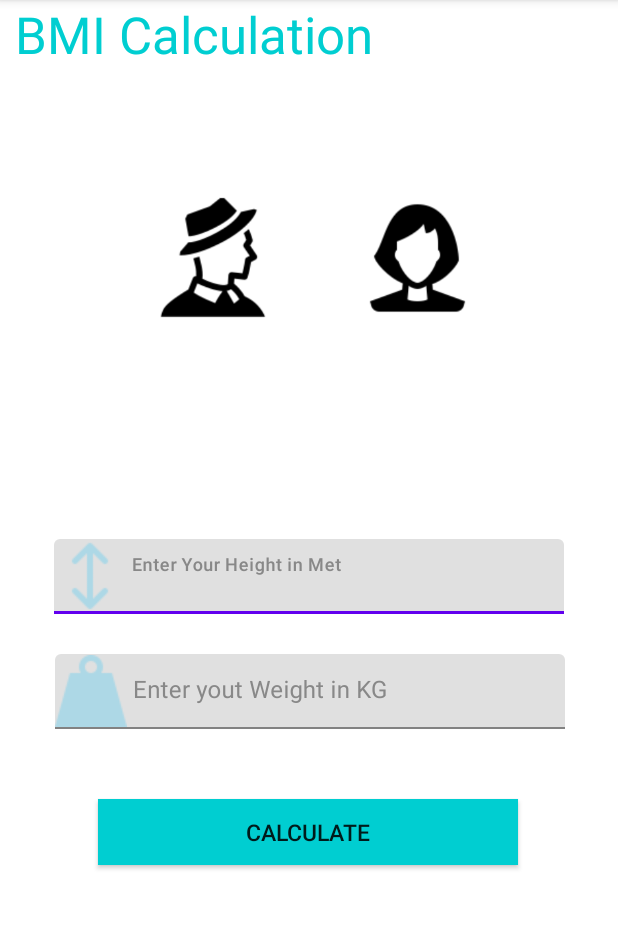
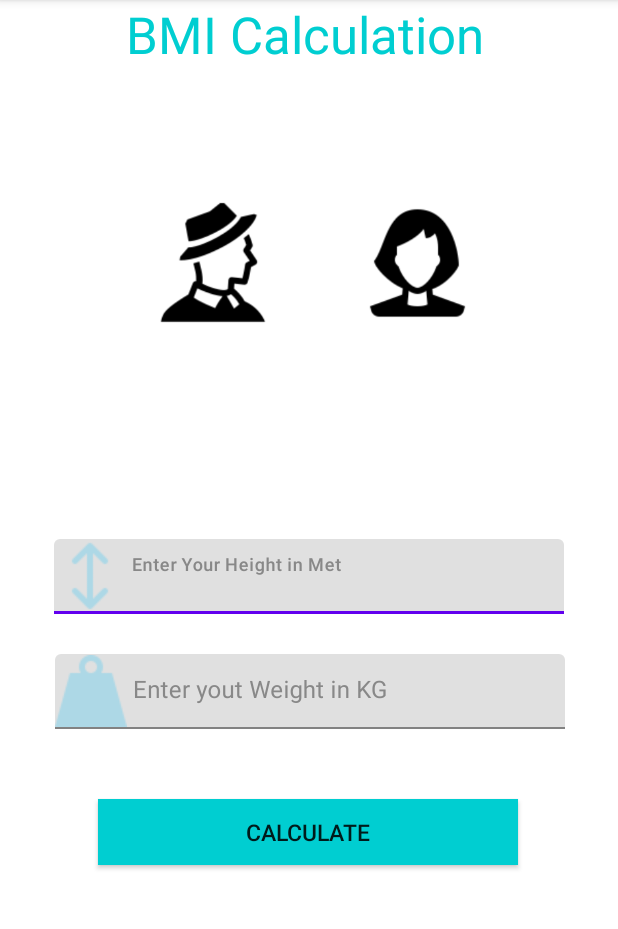
Before and after one commit to medhuuuu/FittTrade-A-fittness-app-where-user-can-trade-food-item-also, an Android app: the BMI_calculation screen opened directly, with no data from a screen before it, on a phone screen of 412 x 824 dp, the part 84-1013 px from its top. Run offline under Robolectric (Android 15) with nearby library versions, the light colour scheme and no system bars.

Commit message:
bmi wrong-- samin

```diff
--- a/app/src/main/res/layout/activity_bmi_calculation.xml
+++ b/app/src/main/res/layout/activity_bmi_calculation.xml
@@ -11,12 +11,13 @@
     <TextView
         android:id="@+id/textView2"
         style="@style/fontfamily"
-        android:layout_width="367dp"
-        android:layout_height="48dp"
+        android:layout_width="310dp"
+        android:layout_height="51dp"
+        android:layout_marginEnd="8dp"
         android:text="BMI Calculation"
         android:textSize="34sp"
-        tools:layout_editor_absoluteX="54dp"
-        tools:layout_editor_absoluteY="61dp" />
+        app:layout_constraintEnd_toEndOf="parent"
+        tools:layout_editor_absoluteY="59dp" />
 
     <ImageView
         android:layout_width="183dp"
@@ -80,7 +81,7 @@
             android:layout_height="wrap_content" />
     </com.google.android.material.textfield.TextInputLayout>
 
-    <Button
+    <androidx.appcompat.widget.AppCompatButton
         android:id="@+id/button"
         android:layout_width="280dp"
         android:layout_height="44dp"
```
Also changed, not shown: app/src/main/java/com/example/fittrade/BMI_calculation.kt (+7 -10 lines).
